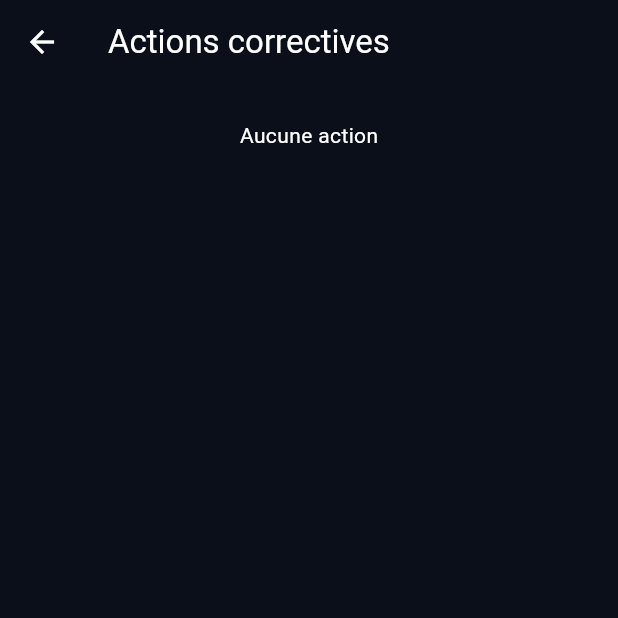
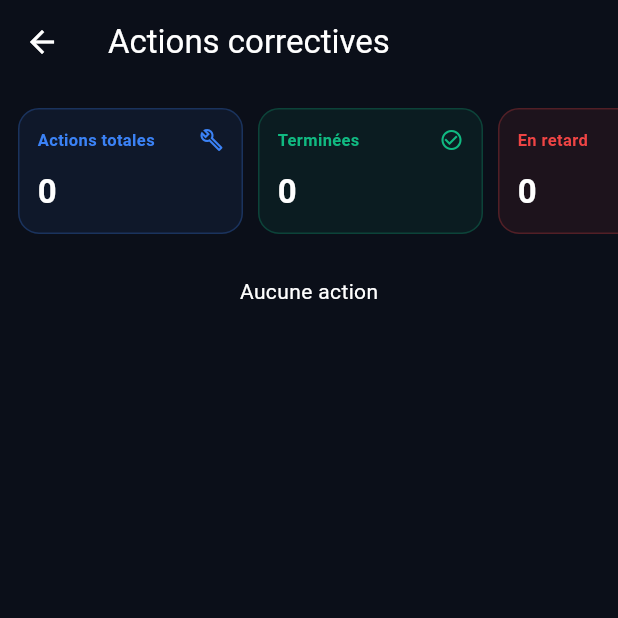
Before and after one commit to gollydimbo-lgtm/gollydimbo-lgtm-MIBEM-QHSE-360, a Flutter app: the ActionsPage screen opened directly, on a phone screen of 412 x 824 dp, the top half of it. Run offline on Flutter 3.47's test engine with Material 3 defaults, Android fonts, the phone set to English and light mode, and no system bars; our stand-ins replace connectivity_plus, file_picker, fl_chart, geolocator, image_picker, shared_preferences; accounts and stored records are empty; network calls fail.

Commit message:
Update actions_page.dart

```diff
--- a/apps/flutter/lib/pages/actions_page.dart
+++ b/apps/flutter/lib/pages/actions_page.dart
@@ -1,6 +1,7 @@
 import 'package:flutter/material.dart';
 import '../services/api.dart';
 import '../main.dart';
+import '../theme.dart';
 
 const _statuses = ['OPEN', 'IN_PROGRESS', 'CLOSED'];
 const _labels = {'OPEN': 'Ouverte', 'IN_PROGRESS': 'En cours', 'CLOSED': 'Clôturée'};
@@ -37,6 +38,19 @@ class _ActionsPageState extends State<ActionsPage> {
     }
   }
 
+  List<KpiStat> kpis(DateTime now) {
+    final termine = items.where((a) => a['status'] == 'CLOSED').length;
+    final enRetard = items.where((a) {
+      final due = a['dueDate'] != null ? DateTime.tryParse(a['dueDate']) : null;
+      return due != null && a['status'] != 'CLOSED' && due.isBefore(now);
+    }).length;
+    return [
+      KpiStat('Actions totales', '${items.length}', color: QhseColors.blue, icon: Icons.build_outlined),
+      KpiStat('Terminées', '$termine', color: QhseColors.green, icon: Icons.check_circle_outline),
+      KpiStat('En retard', '$enRetard', color: QhseColors.red, icon: Icons.warning_amber_outlined),
+    ];
+  }
+
   @override
   Widget build(BuildContext c) {
     final now = DateTime.now();
@@ -46,6 +60,9 @@ class _ActionsPageState extends State<ActionsPage> {
           ? const Center(child: CircularProgressIndicator())
           : RefreshIndicator(
               onRefresh: load,
+              child: Column(children: [
+                Padding(padding: const EdgeInsets.only(top: 12), child: KpiBar(kpis(now))),
+                Expanded(
                   child: items.isEmpty
                       ? ListView(children: const [Padding(padding: EdgeInsets.all(24), child: Center(child: Text('Aucune action')))])
                       : ListView.builder(
@@ -71,6 +88,8 @@ class _ActionsPageState extends State<ActionsPage> {
                           },
                         ),
                 ),
+              ]),
+            ),
     );
   }
 }
```
Lines whose indentation alone changed are shown as unchanged.
